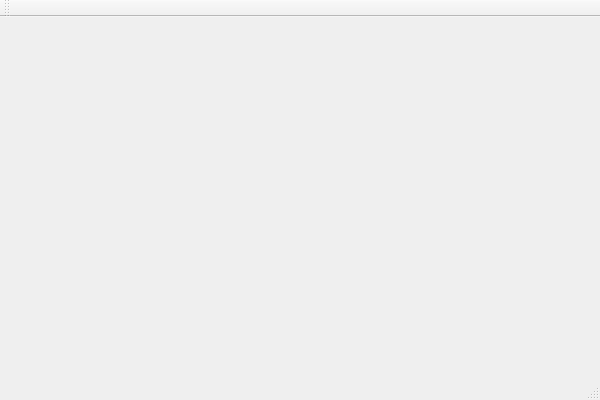
joseasoler/qwiimote, file wmainwindow.ui: the form before one commit.
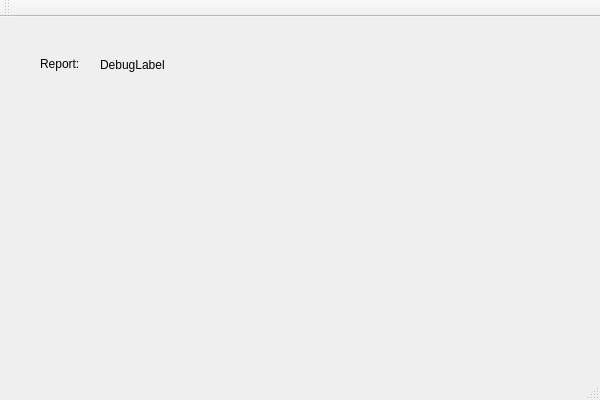
The form after the commit.

What changed in the file:
```diff
--- a/wmainwindow.ui
+++ b/wmainwindow.ui
@@ -12,13 +12,55 @@
   <property name="windowTitle" >
    <string>WMainWindow</string>
   </property>
-  <widget class="QMenuBar" name="menuBar" />
-  <widget class="QToolBar" name="mainToolBar" />
-  <widget class="QWidget" name="centralWidget" />
-  <widget class="QStatusBar" name="statusBar" />
+  <widget class="QWidget" name="centralWidget">
+   <widget class="QLabel" name="label">
+    <property name="geometry">
+     <rect>
+      <x>40</x>
+      <y>40</y>
+      <width>46</width>
+      <height>14</height>
+     </rect>
+    </property>
+    <property name="text">
+     <string>Report:</string>
+    </property>
+   </widget>
+   <widget class="QLabel" name="debug_label">
+    <property name="geometry">
+     <rect>
+      <x>100</x>
+      <y>40</y>
+      <width>181</width>
+      <height>16</height>
+     </rect>
+    </property>
+    <property name="text">
+     <string>DebugLabel</string>
+    </property>
+   </widget>
+  </widget>
+  <widget class="QMenuBar" name="menuBar">
+   <property name="geometry">
+    <rect>
+     <x>0</x>
+     <y>0</y>
+     <width>600</width>
+     <height>22</height>
+    </rect>
+   </property>
+  </widget>
+  <widget class="QToolBar" name="mainToolBar">
+   <attribute name="toolBarArea">
+    <enum>TopToolBarArea</enum>
+   </attribute>
+   <attribute name="toolBarBreak">
+    <bool>false</bool>
+   </attribute>
+  </widget>
+  <widget class="QStatusBar" name="statusBar"/>
  </widget>
- <layoutDefault spacing="6" margin="11" />
- <pixmapfunction></pixmapfunction>
+ <layoutdefault spacing="6" margin="11"/>
  <resources/>
  <connections/>
 </ui>
```
Left out of the diff: 7 changed lines with no effect on the pictures.
